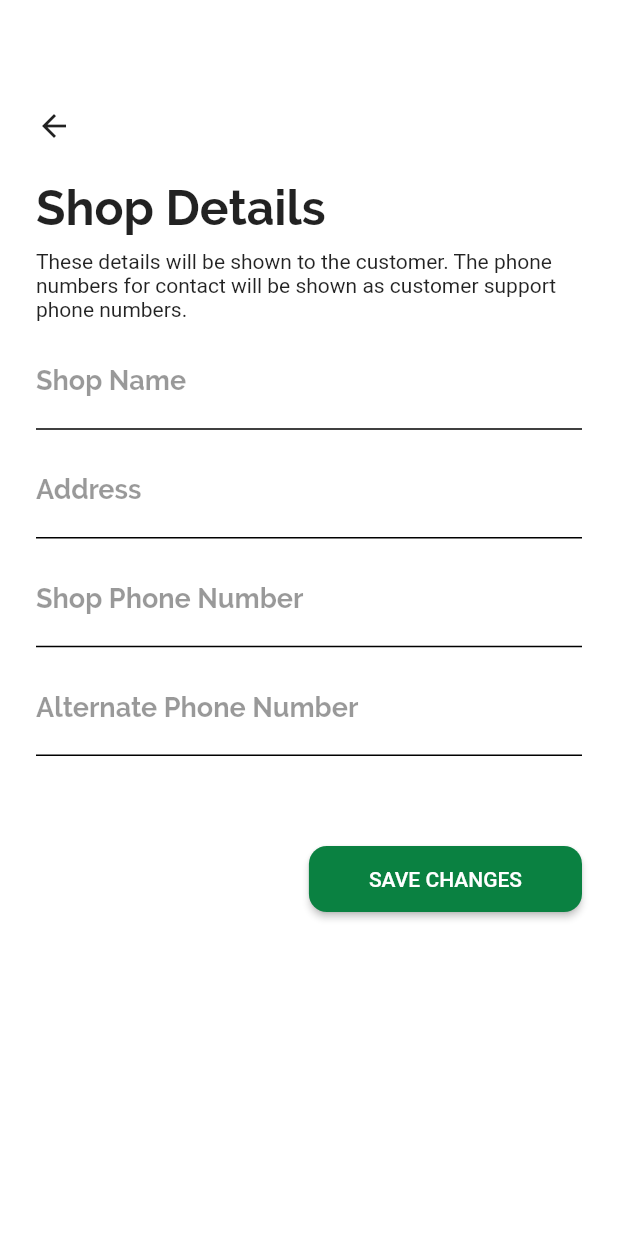
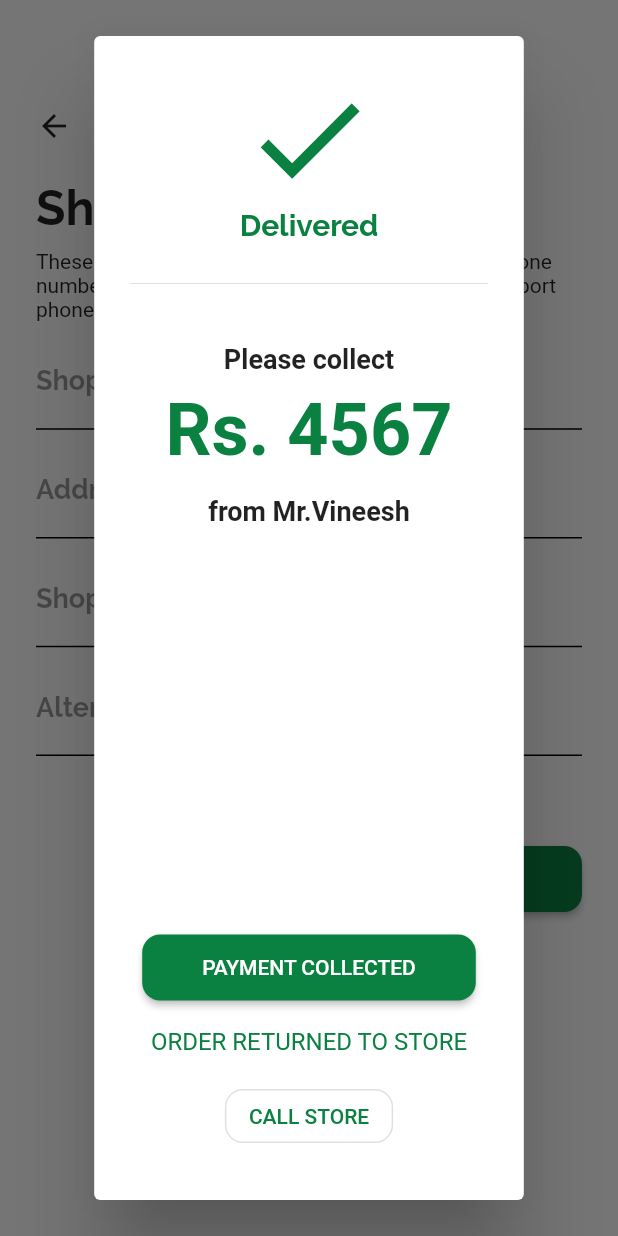
Before and after one commit to sivaperumal644/pazhamudir_emart, a Flutter app: the ShopDetailsScreen screen opened directly, after a tap on "SAVE CHANGES", on a phone screen of 412 x 824 dp. Run offline on Flutter 3.47's test engine with Material 2 defaults, Android fonts, the phone set to English and light mode, and no system bars.

Commit message:
alertdialog UI designed.

```diff
--- a/lib/components/SecondaryButtonWidget.dart
+++ b/lib/components/SecondaryButtonWidget.dart
@@ -3,18 +3,18 @@ import 'package:pazhamuthir_emart/constants/colors.dart';
 
 class SecondaryButtonWidget extends StatelessWidget {
   String buttonText;
-  SecondaryButtonWidget({
-    Key key,
-    String buttonText,
-  }) : super(key: key) {
+  Function onPressed;
+  SecondaryButtonWidget({Key key, String buttonText, Function onPressed})
+      : super(key: key) {
     this.buttonText = buttonText;
+    this.onPressed = onPressed;
   }
 
   @override
   Widget build(BuildContext context) {
     return RaisedButton(
       color: GREEN_COLOR,
-      onPressed: () {},
+      onPressed: onPressed,
       shape: new RoundedRectangleBorder(
           borderRadius: new BorderRadius.circular(12.0)),
       child: Padding(
--- a/lib/screens/OrderDetailScreen.dart
+++ b/lib/screens/OrderDetailScreen.dart
@@ -89,6 +89,7 @@ class StaffModalWidget extends StatelessWidget {
   @override
   Widget build(BuildContext context) {
     return Container(
+      height: 500,
       decoration: BoxDecoration(
           color: WHITE_COLOR,
           borderRadius: BorderRadius.only(
--- a/lib/screens/ShopDetailsScreens.dart
+++ b/lib/screens/ShopDetailsScreens.dart
@@ -1,4 +1,6 @@
+import 'package:flutter/cupertino.dart';
 import 'package:flutter/material.dart';
+import 'package:flutter/rendering.dart';
 import 'package:pazhamuthir_emart/components/AppTitleWidget.dart';
 import 'package:pazhamuthir_emart/components/DetailsTextField.dart';
 import 'package:pazhamuthir_emart/components/SecondaryButtonWidget.dart';
@@ -46,7 +48,101 @@ class ShopDetailsScreen extends StatelessWidget {
               padding: const EdgeInsets.only(top: 48, right: 24),
               child: Align(
                   alignment: Alignment.centerRight,
-                  child: new SecondaryButtonWidget(buttonText: 'SAVE CHANGES')),
+                  child: new SecondaryButtonWidget(
+                    buttonText: 'SAVE CHANGES',
+                    onPressed: () {
+                      showDialog(
+                          context: context,
+                          child: AlertDialog(
+                            title: Column(
+                              children: <Widget>[
+                                Icon(
+                                  Icons.done,
+                                  size: 90,
+                                  color: GREEN_COLOR,
+                                ),
+                                Text(
+                                  'Delivered',
+                                  style: TextStyle(
+                                      fontSize: 20,
+                                      fontWeight: FontWeight.bold,
+                                      color: GREEN_COLOR,
+                                      fontFamily: 'Raleway'),
+                                )
+                              ],
+                            ),
+                            content: Column(
+                              children: <Widget>[
+                                Divider(),
+                                Padding(
+                                  padding: const EdgeInsets.only(top: 32.0),
+                                  child: Text(
+                                    'Please collect',
+                                    style: TextStyle(
+                                        fontSize: 18,
+                                        fontWeight: FontWeight.bold),
+                                  ),
+                                ),
+                                Padding(
+                                  padding: const EdgeInsets.all(8.0),
+                                  child: Text(
+                                    'Rs. 4567',
+                                    style: TextStyle(
+                                        fontSize: 48,
+                                        fontWeight: FontWeight.bold,
+                                        color: GREEN_COLOR),
+                                  ),
+                                ),
+                                Padding(
+                                  padding: const EdgeInsets.all(8.0),
+                                  child: Text(
+                                    'from Mr.Vineesh',
+                                    style: TextStyle(
+                                        fontSize: 18,
+                                        fontWeight: FontWeight.bold),
+                                  ),
+                                ),
+                                Expanded(
+                                  child: Column(
+                                    mainAxisAlignment: MainAxisAlignment.end,
+                                    children: <Widget>[
+                                      Padding(
+                                        padding: const EdgeInsets.all(8.0),
+                                        child: SecondaryButtonWidget(
+                                          buttonText: 'PAYMENT COLLECTED',
+                                          onPressed: (){},
+                                        ),
+                                      ),
+                                      Padding(
+                                        padding: const EdgeInsets.all(8.0),
+                                        child: Text(
+                                          'ORDER RETURNED TO STORE',
+                                          style: TextStyle(color: GREEN_COLOR),
+                                        ),
+                                      ),
+                                      Padding(
+                                        padding: const EdgeInsets.all(8.0),
+                                        child: OutlineButton(
+                                          shape: new RoundedRectangleBorder(
+                                              borderRadius:
+                                                  new BorderRadius.circular(
+                                                      12.0)),
+                                          child: Text(
+                                            'CALL STORE',
+                                            style:
+                                                TextStyle(color: GREEN_COLOR),
+                                          ),
+                                          onPressed: () {},
+                                        ),
+                                      ),
+                                    ],
+                                  ),
+                                )
+                              ],
+                            ),
+                          ));
+                    },
+                  )),
             )
           ],
         ));
```
